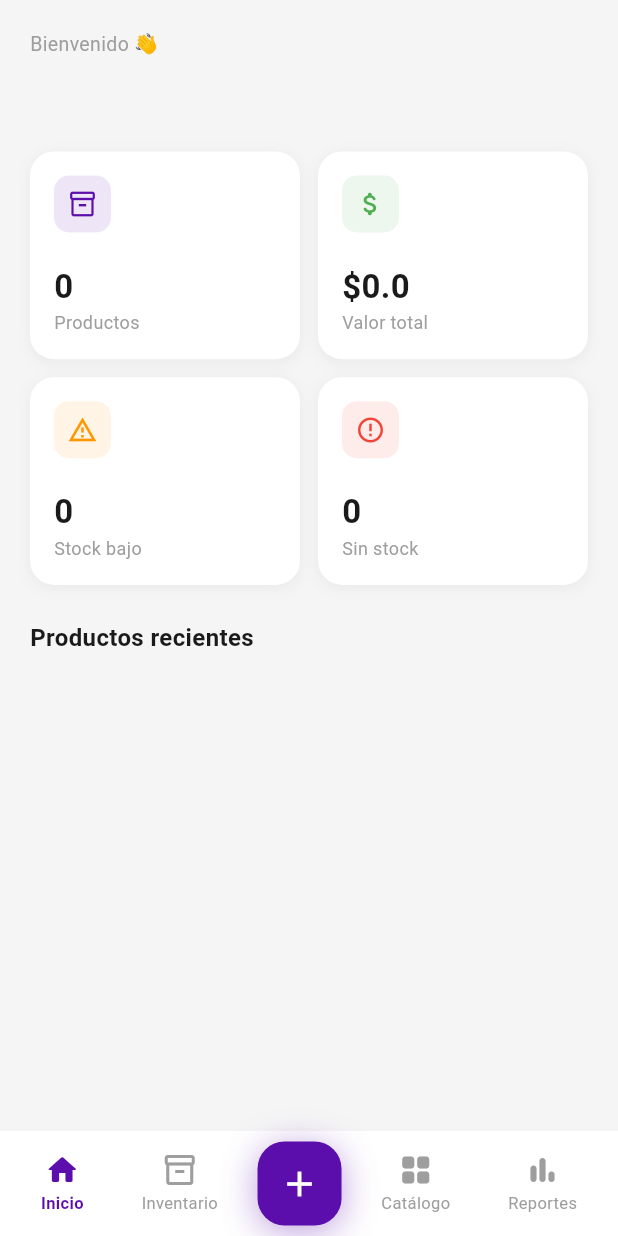
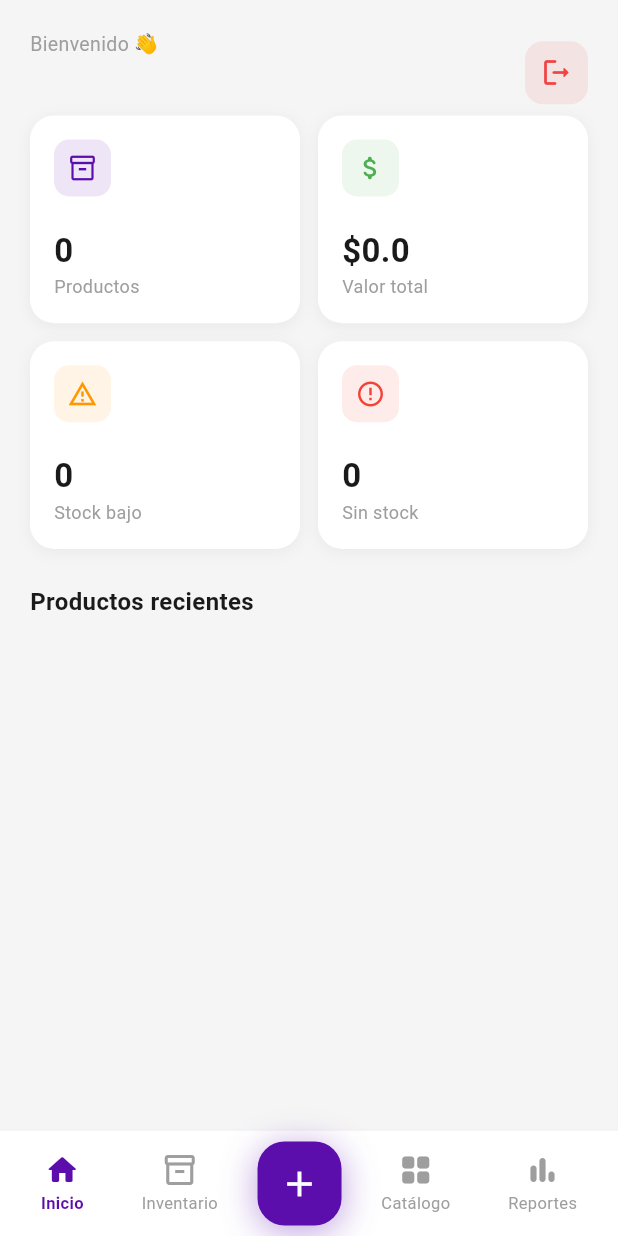
Before and after one commit to NizDeveloper/gb-stock-manager, a Flutter app: the HomePage screen opened by its route, on a phone screen of 412 x 824 dp. Run offline on Flutter 3.47's test engine with Material 3 defaults, Android fonts, the phone set to English and light mode, and no system bars; our stand-ins replace dio, shared_preferences; accounts and stored records are empty; network calls fail.

Commit message:
Pagina de dashboard terminada

```diff
--- a/lib/features/dashboard/presentation/pages/dashboard_page.dart
+++ b/lib/features/dashboard/presentation/pages/dashboard_page.dart
@@ -54,6 +54,37 @@ class _DashboardPageState extends State<DashboardPage> {
     }
   }
 
+  Future<void> _logout() async {
+    final confirm = await showDialog<bool>(
+      context: context,
+      builder: (_) => AlertDialog(
+        backgroundColor: const Color(0xFF1A1A1A),
+        title: const Text('Cerrar sesión',
+          style: TextStyle(color: Colors.white)),
+        content: const Text('¿Seguro que quieres cerrar sesión?',
+          style: TextStyle(color: Color(0xFF9CA3AF))),
+        actions: [
+          TextButton(
+            onPressed: () => Navigator.pop(context, false),
+            child: const Text('Cancelar',
+              style: TextStyle(color: Color(0xFF9CA3AF))),
+          ),
+          TextButton(
+            onPressed: () => Navigator.pop(context, true),
+            child: const Text('Cerrar sesión',
+              style: TextStyle(color: Color(0xFFEF4444))),
+          ),
+        ],
+      ),
+    );
+    if (confirm != true) return;
+    final prefs = await SharedPreferences.getInstance();
+    await prefs.clear();
+    if (mounted) {
+      Navigator.pushNamedAndRemoveUntil(context, '/login', (_) => false);
+    }
+  }
+
   @override
   Widget build(BuildContext context) {
     if (_loading) {
@@ -68,10 +99,32 @@ class _DashboardPageState extends State<DashboardPage> {
         child: Column(
           crossAxisAlignment: CrossAxisAlignment.start,
           children: [
-            // ─── Saludo ───
-            const Text('Bienvenido 👋', style: TextStyle(fontSize: 13, color: AppTheme.textGrey)),
-            Text(_userName, style: const TextStyle(fontSize: 26, fontWeight: FontWeight.bold, color: AppTheme.textDark)),
-            const SizedBox(height: 24),
+            Row(
+              mainAxisAlignment: MainAxisAlignment.spaceBetween,
+              children: [
+                Column(
+                  crossAxisAlignment: CrossAxisAlignment.start,
+                  children: [
+                    const Text('Bienvenido 👋',
+                      style: TextStyle(fontSize: 13, color: AppTheme.textGrey)),
+                    Text(_userName,
+                      style: const TextStyle(fontSize: 26,
+                          fontWeight: FontWeight.bold, color: AppTheme.textDark)),
+                  ],
+                ),
+                GestureDetector(
+                  onTap: _logout,
+                  child: Container(
+                    padding: const EdgeInsets.all(10),
+                    decoration: BoxDecoration(
+                      color: AppTheme.danger.withOpacity(0.1),
+                      borderRadius: BorderRadius.circular(12),
+                    ),
+                    child: Icon(Icons.logout_rounded, color: AppTheme.danger, size: 22),
+                  ),
+                ),
+              ],
+            ),
 
             // ─── Stats Grid ───
             GridView.count(
```
